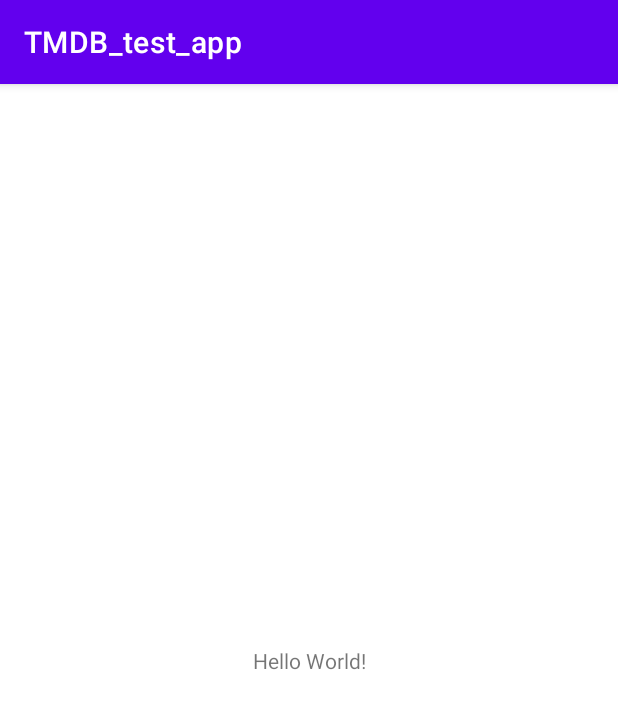
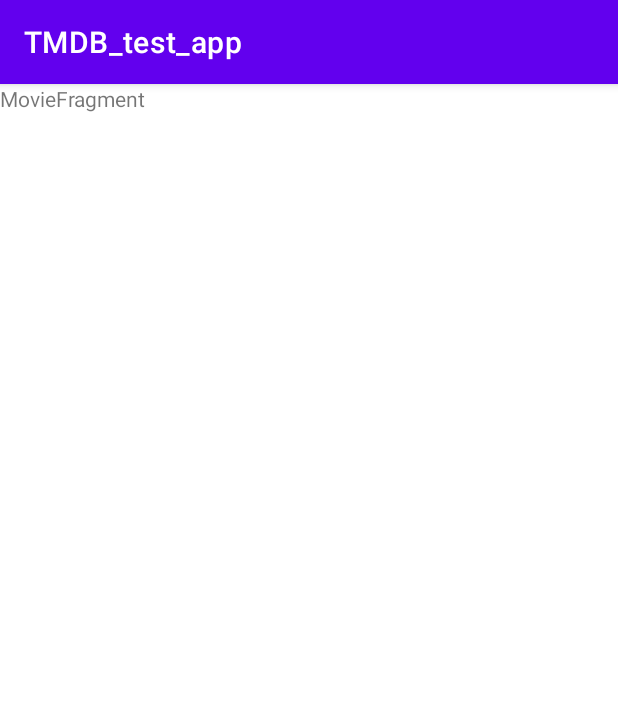
Before and after one commit to dagenator/TMDB_test_app, an Android app: the screen it shows after launch (MainActivity), on a phone screen of 412 x 824 dp. Shown: the top 709 px of the screen. Run offline under Robolectric (Android 15) with nearby library versions, the phone set to English and light mode, and no system bars; our stand-ins replace Dagger/Hilt's generated code.

Commit message:
add first fragment (empty)

```diff
--- a/app/build.gradle
+++ b/app/build.gradle
@@ -81,4 +81,7 @@ dependencies {
     //logging
     implementation "com.squareup.okhttp3:logging-interceptor:5.0.0-alpha.9"
 
+    //fragment
+    implementation("androidx.fragment:fragment-ktx:1.5.3")
+
 }
--- a/app/src/main/java/com/example/tmdb_test_app/MainActivity.kt
+++ b/app/src/main/java/com/example/tmdb_test_app/MainActivity.kt
@@ -4,6 +4,8 @@ import androidx.appcompat.app.AppCompatActivity
 import android.os.Bundle
 import android.util.Log
 import androidx.activity.viewModels
+import androidx.fragment.app.add
+import androidx.fragment.app.commit
 import androidx.lifecycle.Observer
 import com.example.tmdb_test_app.core.app.App
 import com.example.tmdb_test_app.core.factory.ViewModelFactory
@@ -41,6 +43,13 @@ class MainActivity : AppCompatActivity() {
         setContentView(R.layout.activity_main)
         (applicationContext as App).appComponent.inject(this)
 
+        if (savedInstanceState == null) {
+            supportFragmentManager.commit {
+                setReorderingAllowed(true)
+                add<MovieFragment>(R.id.fragment_container_view)
+            }
+        }
+
         viewModel.getMovieById(115).observe(this, observeGetMovie)
     }
 }
--- /dev/null
+++ b/app/src/main/java/com/example/tmdb_test_app/MovieFragment.kt
@@ -0,0 +1,20 @@
+package com.example.tmdb_test_app
+
+import android.content.Context
+import android.os.Bundle
+import android.view.View
+import androidx.fragment.app.Fragment
+import androidx.fragment.app.activityViewModels
+import com.example.tmdb_test_app.presenter.MainViewModel
+
+class MovieFragment : Fragment(R.layout.whole_movie_fragment) {
+
+    // Use the 'by activityViewModels()' Kotlin property delegate
+    // from the fragment-ktx artifact
+    private val viewModel: MainViewModel by activityViewModels()
+
+
+    override fun onViewCreated(view: View, savedInstanceState: Bundle?) {
+        super.onViewCreated(view, savedInstanceState)
+    }
+}
--- a/app/src/main/res/layout/activity_main.xml
+++ b/app/src/main/res/layout/activity_main.xml
@@ -6,13 +6,9 @@
     android:layout_height="match_parent"
     tools:context=".MainActivity">
 
-    <TextView
-        android:layout_width="wrap_content"
-        android:layout_height="wrap_content"
-        android:text="Hello World!"
-        app:layout_constraintBottom_toBottomOf="parent"
-        app:layout_constraintEnd_toEndOf="parent"
-        app:layout_constraintStart_toStartOf="parent"
-        app:layout_constraintTop_toTopOf="parent" />
+    <androidx.fragment.app.FragmentContainerView
+        android:id="@+id/fragment_container_view"
+        android:layout_width="match_parent"
+        android:layout_height="match_parent" />
 
 </androidx.constraintlayout.widget.ConstraintLayout>
--- /dev/null
+++ b/app/src/main/res/layout/whole_movie_fragment.xml
@@ -0,0 +1,10 @@
+<?xml version="1.0" encoding="utf-8"?>
+<androidx.constraintlayout.widget.ConstraintLayout xmlns:android="http://schemas.android.com/apk/res/android"
+    android:layout_width="match_parent"
+    android:layout_height="match_parent">
+    <TextView
+        android:layout_width="match_parent"
+        android:layout_height="match_parent"
+        android:text="MovieFragment"/>
+
+</androidx.constraintlayout.widget.ConstraintLayout>
```
